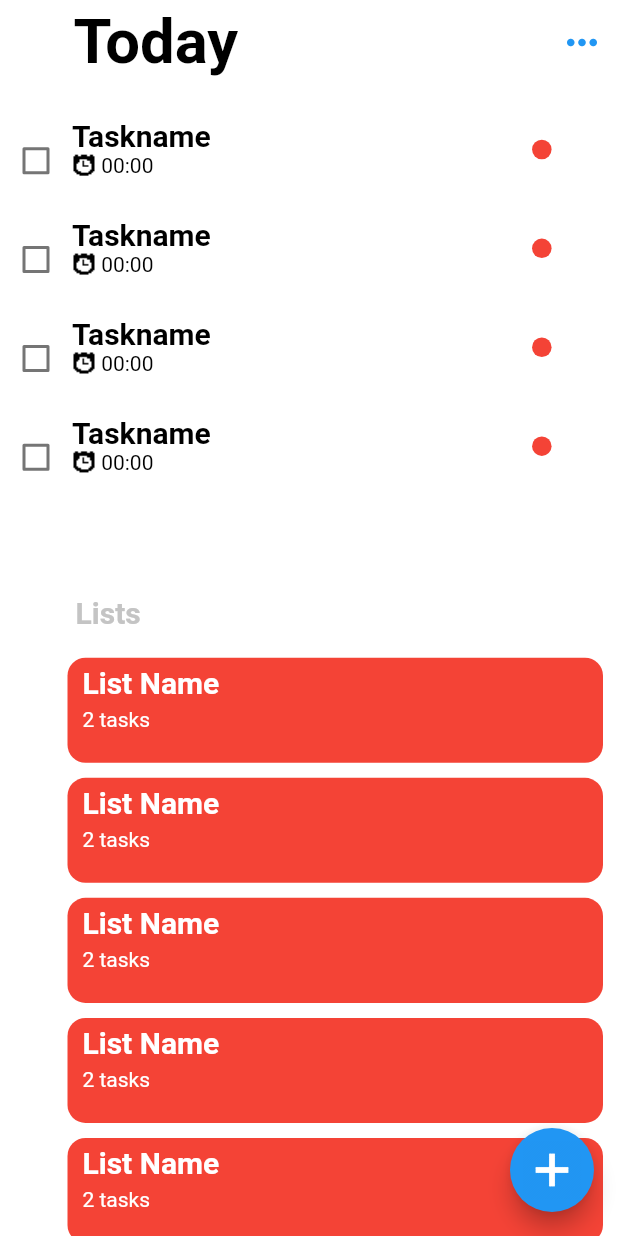
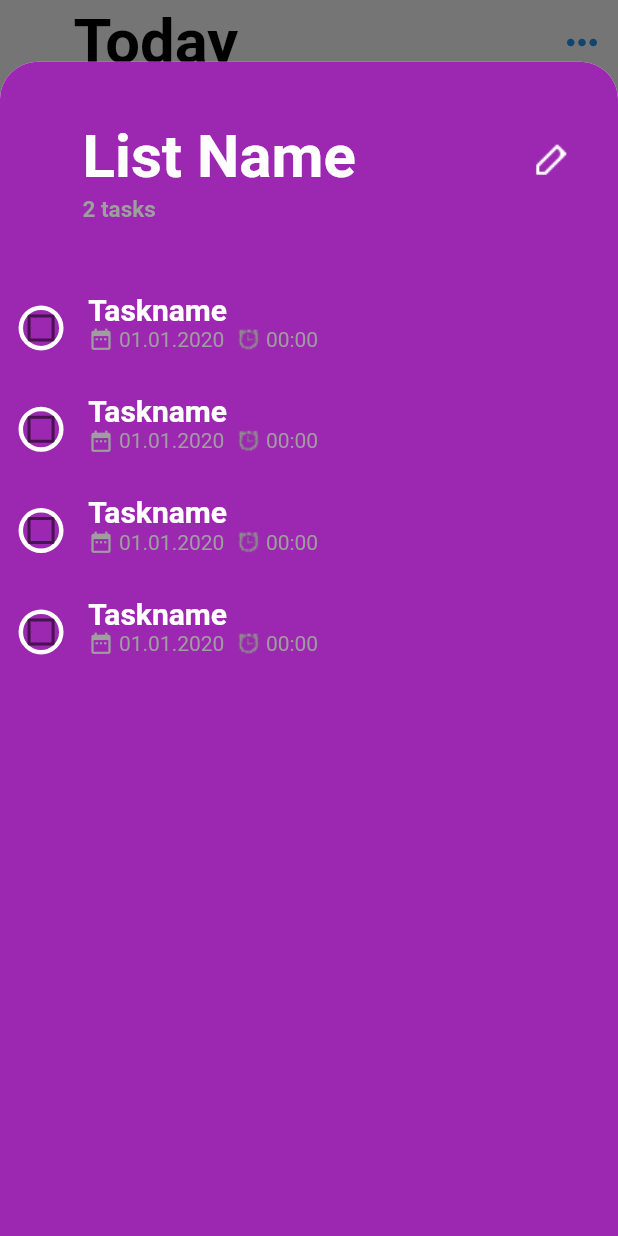
Before and after one commit to YushyZZ/ToDoApp, a Flutter app: the screen it shows after launch, after a tap on "List Name", on a phone screen of 412 x 824 dp. Run offline on Flutter 3.47's test engine with Material 2 defaults, Android fonts, the phone set to English and light mode, and no system bars.

Commit message:
List Sayfaları yapıldı , Task List Oluşturma Butonu Düzenlendi

```diff
--- a/lib/widgets/CreateTaskListMenu.dart
+++ b/lib/widgets/CreateTaskListMenu.dart
@@ -11,13 +11,66 @@ class CreateTaskListMenu extends StatelessWidget {
   @override
   Widget build(BuildContext context) {
     return Container(
-        decoration: BoxDecoration(
-            color: Colors.white,
-            borderRadius: BorderRadius.circular(10)),
-        height: size.height * 0.14,
-        width: size.width * 0.5,
-        margin: EdgeInsets.only(
-            top: size.height * 0.64, left: size.width * 0.47),
-      );
+      decoration: BoxDecoration(
+          color: Colors.white,
+          borderRadius: BorderRadius.circular(10),
+          boxShadow: [
+            BoxShadow(
+              color: Colors.grey,
+              blurRadius: 5,
+              offset: Offset(0, 5),
+            ),
+          ]),
+      height: size.height * 0.14,
+      width: size.width * 0.5,
+      margin: EdgeInsets.only(top: size.height * 0.64, left: size.width * 0.47),
+      child: Column(
+        children: <Widget>[
+          InkWell(
+            child: Container(
+              padding: EdgeInsets.only(left: 10),
+              decoration: BoxDecoration(
+                color: Colors.white,
+                borderRadius: BorderRadius.circular(10),
+              ),
+              height: 52,
+              child: Row(
+                children: <Widget>[
+                  Image.asset("assets/img/Tasks.png"),
+                  const Text(
+                    " Task",
+                    style: TextStyle(
+                        color: Colors.blue,
+                        fontWeight: FontWeight.bold,
+                        fontSize: 15),
+                  )
+                ],
+              ),
+            ),
+          ),
+          Divider(),
+          InkWell(
+            child: Container(
+              padding: EdgeInsets.only(left: 10),
+              decoration: BoxDecoration(
+                color: Colors.white,
+                borderRadius: BorderRadius.circular(10),
+              ),
+              height: 50.08,
+              child: Row(
+                children: <Widget>[
+                  Image.asset("assets/img/Lists.png"),
+                  const Text(" List",
+                      style: TextStyle(
+                          color: Colors.blue,
+                          fontWeight: FontWeight.bold,
+                          fontSize: 15))
+                ],
+              ),
+            ),
+          )
+        ],
+      ),
+    );
   }
 }
--- a/lib/widgets/ListWidget.dart
+++ b/lib/widgets/ListWidget.dart
@@ -1,3 +1,4 @@
+import 'package:ToDoApp/widgets/TaskWidgetonListScreen.dart';
 import 'package:flutter/material.dart';
 
 class ListWidget extends StatefulWidget {
@@ -12,7 +13,7 @@ class _ListWidgetState extends State<ListWidget> {
 
   _ListWidgetState(
       {this.listName = "List Name",
-      this.listColor = Colors.red,
+      this.listColor = Colors.purple,
       this.itemCount = 2});
 
   @override
@@ -21,7 +22,9 @@ class _ListWidgetState extends State<ListWidget> {
 
     return InkWell(
       borderRadius: BorderRadius.circular(12),
-      onTap: (){},
+      onTap: () {
+        _modalBottomSheetMenu(context, size, listColor, listName, itemCount);
+      },
       child: Container(
         decoration: BoxDecoration(
             color: listColor,
@@ -54,3 +57,93 @@ class _ListWidgetState extends State<ListWidget> {
     );
   }
 }
+
+void _modalBottomSheetMenu(context, size, listColor, listName, itemCount) {
+  showModalBottomSheet(
+    shape: RoundedRectangleBorder(
+      borderRadius: BorderRadius.circular(25),
+    ),
+    isScrollControlled: true,
+    context: context,
+    builder: (builder) {
+      return Wrap(
+        children: <Widget>[
+          Container(
+            height: size.height * 0.95,
+            color: Colors.transparent, //could change this to Color(0xFF737373),
+            //so you don't have to change MaterialApp canvasColor
+            child: new Container(
+              decoration: new BoxDecoration(
+                color: listColor,
+                borderRadius: new BorderRadius.only(
+                  topLeft: const Radius.circular(25.0),
+                  topRight: const Radius.circular(25.0),
+                ),
+              ),
+              child: Column(
+                children: <Widget>[
+                  Container(
+                    width: size.width,
+                    height: size.height * 0.15,
+                    margin: EdgeInsets.only(top: 20),
+                    padding: EdgeInsets.only(
+                        left: 30, right: 5, top: 20, bottom: 20),
+                    child: Row(
+                      children: <Widget>[
+                        Column(
+                          children: <Widget>[
+                            Container(
+                              padding: EdgeInsets.symmetric(horizontal: 25),
+                              height: size.height * 0.06,
+                              width: size.width * 0.7,
+                              child: Text(
+                                "$listName",
+                                style: TextStyle(
+                                    color: Colors.white,
+                                    fontSize: 40,
+                                    fontWeight: FontWeight.bold),
+                              ),
+                            ),
+                            Container(
+                              padding: EdgeInsets.symmetric(horizontal: 25),
+                              height: size.height * 0.03,
+                              width: size.width * 0.7,
+                              child: Text("$itemCount tasks",
+                                  style: TextStyle(
+                                      color: Colors.grey,
+                                      fontSize: 15,
+                                      fontWeight: FontWeight.bold)),
+                            )
+                          ],
+                        ),
+                        Container(
+                          margin: EdgeInsets.only(
+                              bottom: size.height * 0.04,
+                              left: size.width * 0.09),
+                          child: InkWell(
+                            child: Image.asset(
+                              "assets/img/Edit.png",
+                            ),
+                          ),
+                        ),
+                      ],
+                    ),
+                  ),
+                  Container(
+                    height: size.height * 0.775,
+                    width: size.width * 1,
+                    child: ListView.builder(
+                        itemCount: 4,
+                        itemBuilder: (BuildContext ctxt, int index) {
+                          return new TaskWidgetOnList();
+                        }),
+                  )
+                ],
+              ),
+            ),
+          ),
+        ],
+      );
+    },
+  );
+}
--- a/lib/widgets/TaskWidget.dart
+++ b/lib/widgets/TaskWidget.dart
@@ -17,7 +17,7 @@ class _TaskWidgetState extends State<TaskWidget> {
       {this.taskName = "Taskname",
       this.isScheduled = true,
       this.time = " 00:00",
-      this.listColor = Colors.red});
+      this.listColor = Colors.purple});
 
   @override
   Widget build(BuildContext context) {
@@ -82,14 +82,14 @@ class _TaskWidgetState extends State<TaskWidget> {
                     ),
                   ),
                   Container(
-                    margin: EdgeInsets.only(left: size.width * 0.52),
+                    margin: EdgeInsets.only(left: size.width * 0.57),
                     child: SizedBox(
                       height: 13,
                       width: 13,
                       child: RaisedButton(
                         color: listColor,
                         onPressed: null,
-                        disabledColor: Colors.red,
+                        disabledColor: listColor,
                         shape: CircleBorder(),
                       ),
                     ),
--- /dev/null
+++ b/lib/widgets/TaskWidgetonListScreen.dart
@@ -0,0 +1,123 @@
+import 'package:flutter/material.dart';
+
+class TaskWidgetOnList extends StatefulWidget {
+  @override
+  _TaskWidgetOnListState createState() => _TaskWidgetOnListState();
+}
+
+class _TaskWidgetOnListState extends State<TaskWidgetOnList> {
+  bool checkboxvalue = false;
+
+  final String taskName;
+  final bool isScheduled;
+  final String time;
+  final Color listColor;
+  final bool isDated;
+  final String date;
+
+  _TaskWidgetOnListState(
+      {this.taskName = "Taskname",
+      this.isScheduled = true,
+      this.time = " 00:00",
+      this.listColor = Colors.purple,
+      this.isDated = true,
+      this.date = "01.01.2020"});
+
+  @override
+  Widget build(BuildContext context) {
+    Size size = MediaQuery.of(context).size;
+
+    return Container(
+      height: size.height * 0.082,
+      width: size.width,
+      color: listColor,
+      child: Row(
+        children: <Widget>[
+          Container(
+            margin: EdgeInsets.only(left: size.width * 0.03),
+            height: 30,
+            width: 30,
+            decoration: BoxDecoration(
+                shape: BoxShape.circle,
+                color: Colors.transparent,
+                border: Border.all(width: 3, color: Colors.white)),
+            child: Checkbox(
+              value: checkboxvalue,
+              materialTapTargetSize: MaterialTapTargetSize.padded,
+              onChanged: (bool value) {
+                print(value);
+                setState(() {
+                  checkboxvalue = value;
+                });
+              },
+            ),
+          ),
+          Column(children: <Widget>[
+            Container(
+              margin: EdgeInsets.only(left: size.width * 0.04),
+              child: Row(
+                children: <Widget>[
+                  Container(
+                    margin: EdgeInsets.only(top: 10, bottom: 6),
+                    child: Column(
+                      crossAxisAlignment: CrossAxisAlignment.start,
+                      children: <Widget>[
+                        Text(
+                          "$taskName",
+                          style: TextStyle(
+                              color:
+                                  (!checkboxvalue) ? Colors.white : Colors.grey,
+                              fontSize: 20,
+                              fontWeight: FontWeight.bold),
+                        ),
+                        Row(children: <Widget>[
+                          isDated
+                              ? Container(
+                                  child: Row(
+                                    mainAxisAlignment:
+                                        MainAxisAlignment.spaceEvenly,
+                                    children: <Widget>[
+                                      Icon(Icons.date_range , color: Colors.grey, size: 17,),
+                                      Text(
+                                        " $date",
+                                        style: TextStyle(
+                                            color: Colors.grey),
+                                      )
+                                    ],
+                                  ),
+                                )
+                              : Text(""),
+                          isScheduled
+                              ? Container(
+                                  padding:
+                                      EdgeInsets.only(left: isDated ? size.width * 0.02 : size.width*0),
+                                  child: Row(
+                                    mainAxisAlignment:
+                                        MainAxisAlignment.spaceEvenly,
+                                    children: <Widget>[
+                                      Image(
+                                        image: AssetImage(
+                                                "assets/img/clock_disabled.png"),
+                                      ),
+                                      Text(
+                                        "$time",
+                                        style: TextStyle(
+                                            color:Colors.grey),
+                                      )
+                                    ],
+                                  ),
+                                )
+                              : Text("")
+                        ]),
+                      ],
+                    ),
+                  ),
+                ],
+              ),
+            )
+          ]),
+        ],
+      ),
+    );
+  }
+}
--- a/pubspec.yaml
+++ b/pubspec.yaml
@@ -49,7 +49,11 @@ flutter:
   assets:
     - assets/img/clock_disabled.png
     - assets/img/clock_enabled.png
+    - assets/img/clock_enabled_white.png
     - assets/img/plus.png
+    - assets/img/Lists.png
+    - assets/img/Tasks.png
+    - assets/img/Edit.png
 
 
   # An image asset can refer to one or more resolution-specific "variants", see
```
Also changed, not shown: assets/img/Edit.png (added), assets/img/Lists.png (added), assets/img/Tasks.png (added), assets/img/clock_disabled.png, assets/img/clock_enabled.png, assets/img/clock_enabled_white.png (added).
